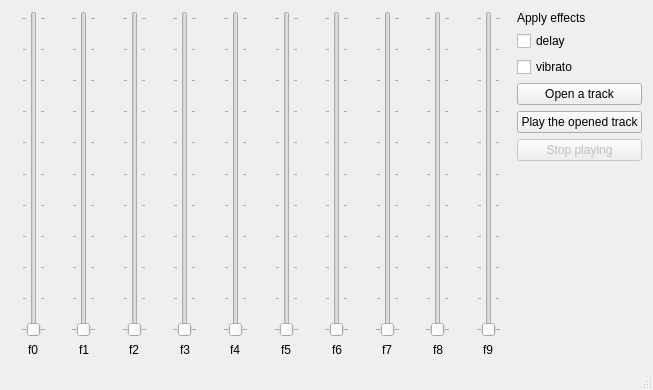
feakuru/fealizer, file mainwindow.ui: the form before one commit.
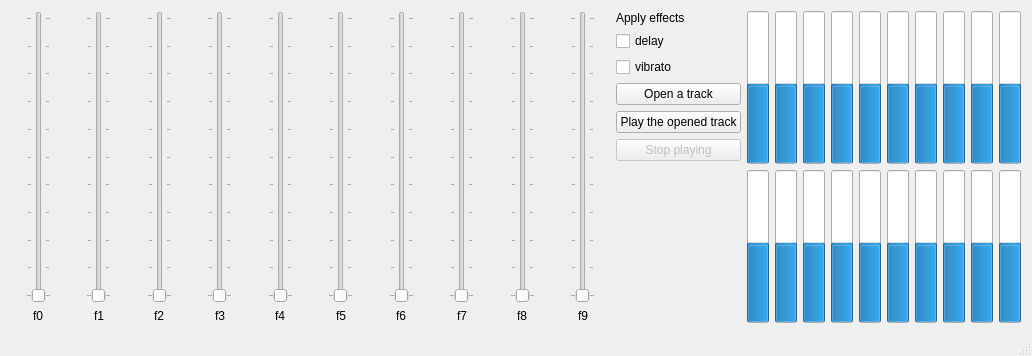
The form after the commit.

Patch:
```diff
--- a/mainwindow.ui
+++ b/mainwindow.ui
@@ -6,15 +6,15 @@
    <rect>
     <x>0</x>
     <y>0</y>
-    <width>653</width>
-    <height>390</height>
+    <width>1032</width>
+    <height>356</height>
    </rect>
   </property>
   <property name="windowTitle">
    <string>MainWindow</string>
   </property>
   <widget class="QWidget" name="centralWidget">
-   <layout class="QHBoxLayout" name="horizontalLayout">
+   <layout class="QHBoxLayout" name="horizontalLayout_3">
     <item>
      <layout class="QVBoxLayout" name="verticalLayout">
       <item alignment="Qt::AlignHCenter">
@@ -410,6 +410,698 @@
       </item>
      </layout>
     </item>
+    <item>
+     <layout class="QVBoxLayout" name="verticalLayout_12">
+      <item>
+       <layout class="QHBoxLayout" name="horizontalLayout">
+        <item>
+         <widget class="QProgressBar" name="oldIndicator">
+          <property name="sizePolicy">
+           <sizepolicy hsizetype="Fixed" vsizetype="Expanding">
+            <horstretch>0</horstretch>
+            <verstretch>0</verstretch>
+           </sizepolicy>
+          </property>
+          <property name="layoutDirection">
+           <enum>Qt::LeftToRight</enum>
+          </property>
+          <property name="minimum">
+           <number>-32767</number>
+          </property>
+          <property name="maximum">
+           <number>32767</number>
+          </property>
+          <property name="value">
+           <number>0</number>
+          </property>
+          <property name="alignment">
+           <set>Qt::AlignHCenter|Qt::AlignTop</set>
+          </property>
+          <property name="textVisible">
+           <bool>false</bool>
+          </property>
+          <property name="orientation">
+           <enum>Qt::Vertical</enum>
+          </property>
+          <property name="format">
+           <string>%p</string>
+          </property>
+         </widget>
+        </item>
+        <item>
+         <widget class="QProgressBar" name="oldIndicator_2">
+          <property name="sizePolicy">
+           <sizepolicy hsizetype="Fixed" vsizetype="Expanding">
+            <horstretch>0</horstretch>
+            <verstretch>0</verstretch>
+           </sizepolicy>
+          </property>
+          <property name="layoutDirection">
+           <enum>Qt::LeftToRight</enum>
+          </property>
+          <property name="minimum">
+           <number>-32767</number>
+          </property>
+          <property name="maximum">
+           <number>32767</number>
+          </property>
+          <property name="value">
+           <number>0</number>
+          </property>
+          <property name="alignment">
+           <set>Qt::AlignHCenter|Qt::AlignTop</set>
+          </property>
+          <property name="textVisible">
+           <bool>false</bool>
+          </property>
+          <property name="orientation">
+           <enum>Qt::Vertical</enum>
+          </property>
+          <property name="format">
+           <string>%p</string>
+          </property>
+         </widget>
+        </item>
+        <item>
+         <widget class="QProgressBar" name="oldIndicator_3">
+          <property name="sizePolicy">
+           <sizepolicy hsizetype="Fixed" vsizetype="Expanding">
+            <horstretch>0</horstretch>
+            <verstretch>0</verstretch>
+           </sizepolicy>
+          </property>
+          <property name="layoutDirection">
+           <enum>Qt::LeftToRight</enum>
+          </property>
+          <property name="minimum">
+           <number>-32767</number>
+          </property>
+          <property name="maximum">
+           <number>32767</number>
+          </property>
+          <property name="value">
+           <number>0</number>
+          </property>
+          <property name="alignment">
+           <set>Qt::AlignHCenter|Qt::AlignTop</set>
+          </property>
+          <property name="textVisible">
+           <bool>false</bool>
+          </property>
+          <property name="orientation">
+           <enum>Qt::Vertical</enum>
+          </property>
+          <property name="format">
+           <string>%p</string>
+          </property>
+         </widget>
+        </item>
+        <item>
+         <widget class="QProgressBar" name="oldIndicator_4">
+          <property name="sizePolicy">
+           <sizepolicy hsizetype="Fixed" vsizetype="Expanding">
+            <horstretch>0</horstretch>
+            <verstretch>0</verstretch>
+           </sizepolicy>
+          </property>
+          <property name="layoutDirection">
+           <enum>Qt::LeftToRight</enum>
+          </property>
+          <property name="minimum">
+           <number>-32767</number>
+          </property>
+          <property name="maximum">
+           <number>32767</number>
+          </property>
+          <property name="value">
+           <number>0</number>
+          </property>
+          <property name="alignment">
+           <set>Qt::AlignHCenter|Qt::AlignTop</set>
+          </property>
+          <property name="textVisible">
+           <bool>false</bool>
+          </property>
+          <property name="orientation">
+           <enum>Qt::Vertical</enum>
+          </property>
+          <property name="format">
+           <string>%p</string>
+          </property>
+         </widget>
+        </item>
+        <item>
+         <widget class="QProgressBar" name="oldIndicator_5">
+          <property name="sizePolicy">
+           <sizepolicy hsizetype="Fixed" vsizetype="Expanding">
+            <horstretch>0</horstretch>
+            <verstretch>0</verstretch>
+           </sizepolicy>
+          </property>
+          <property name="layoutDirection">
+           <enum>Qt::LeftToRight</enum>
+          </property>
+          <property name="minimum">
+           <number>-32767</number>
+          </property>
+          <property name="maximum">
+           <number>32767</number>
+          </property>
+          <property name="value">
+           <number>0</number>
+          </property>
+          <property name="alignment">
+           <set>Qt::AlignHCenter|Qt::AlignTop</set>
+          </property>
+          <property name="textVisible">
+           <bool>false</bool>
+          </property>
+          <property name="orientation">
+           <enum>Qt::Vertical</enum>
+          </property>
+          <property name="format">
+           <string>%p</string>
+          </property>
+         </widget>
+        </item>
+        <item>
+         <widget class="QProgressBar" name="oldIndicator_6">
+          <property name="sizePolicy">
+           <sizepolicy hsizetype="Fixed" vsizetype="Expanding">
+            <horstretch>0</horstretch>
+            <verstretch>0</verstretch>
+           </sizepolicy>
+          </property>
+          <property name="layoutDirection">
+           <enum>Qt::LeftToRight</enum>
+          </property>
+          <property name="minimum">
+           <number>-32767</number>
+          </property>
+          <property name="maximum">
+           <number>32767</number>
+          </property>
+          <property name="value">
+           <number>0</number>
+          </property>
+          <property name="alignment">
+           <set>Qt::AlignHCenter|Qt::AlignTop</set>
+          </property>
+          <property name="textVisible">
+           <bool>false</bool>
+          </property>
+          <property name="orientation">
+           <enum>Qt::Vertical</enum>
+          </property>
+          <property name="format">
+           <string>%p</string>
+          </property>
+         </widget>
+        </item>
+        <item>
+         <widget class="QProgressBar" name="oldIndicator_7">
+          <property name="sizePolicy">
+           <sizepolicy hsizetype="Fixed" vsizetype="Expanding">
+            <horstretch>0</horstretch>
+            <verstretch>0</verstretch>
+           </sizepolicy>
+          </property>
+          <property name="layoutDirection">
+           <enum>Qt::LeftToRight</enum>
+          </property>
+          <property name="minimum">
+           <number>-32767</number>
+          </property>
+          <property name="maximum">
+           <number>32767</number>
+          </property>
+          <property name="value">
+           <number>0</number>
+          </property>
+          <property name="alignment">
+           <set>Qt::AlignHCenter|Qt::AlignTop</set>
+          </property>
+          <property name="textVisible">
+           <bool>false</bool>
+          </property>
+          <property name="orientation">
+           <enum>Qt::Vertical</enum>
+          </property>
+          <property name="format">
+           <string>%p</string>
+          </property>
+         </widget>
+        </item>
+        <item>
+         <widget class="QProgressBar" name="oldIndicator_8">
+          <property name="sizePolicy">
+           <sizepolicy hsizetype="Fixed" vsizetype="Expanding">
+            <horstretch>0</horstretch>
+            <verstretch>0</verstretch>
+           </sizepolicy>
+          </property>
+          <property name="layoutDirection">
+           <enum>Qt::LeftToRight</enum>
+          </property>
+          <property name="minimum">
+           <number>-32767</number>
+          </property>
+          <property name="maximum">
+           <number>32767</number>
+          </property>
+          <property name="value">
+           <number>0</number>
+          </property>
+          <property name="alignment">
+           <set>Qt::AlignHCenter|Qt::AlignTop</set>
+          </property>
+          <property name="textVisible">
+           <bool>false</bool>
+          </property>
+          <property name="orientation">
+           <enum>Qt::Vertical</enum>
+          </property>
+          <property name="format">
+           <string>%p</string>
+          </property>
+         </widget>
+        </item>
+        <item>
+         <widget class="QProgressBar" name="oldIndicator_9">
+          <property name="sizePolicy">
+           <sizepolicy hsizetype="Fixed" vsizetype="Expanding">
+            <horstretch>0</horstretch>
+            <verstretch>0</verstretch>
+           </sizepolicy>
+          </property>
+          <property name="layoutDirection">
+           <enum>Qt::LeftToRight</enum>
+          </property>
+          <property name="minimum">
+           <number>-32767</number>
+          </property>
+          <property name="maximum">
+           <number>32767</number>
+          </property>
+          <property name="value">
+           <number>0</number>
+          </property>
+          <property name="alignment">
+           <set>Qt::AlignHCenter|Qt::AlignTop</set>
+          </property>
+          <property name="textVisible">
+           <bool>false</bool>
+          </property>
+          <property name="orientation">
+           <enum>Qt::Vertical</enum>
+          </property>
+          <property name="format">
+           <string>%p</string>
+          </property>
+         </widget>
+        </item>
+        <item>
+         <widget class="QProgressBar" name="oldIndicator_10">
+          <property name="sizePolicy">
+           <sizepolicy hsizetype="Fixed" vsizetype="Expanding">
+            <horstretch>0</horstretch>
+            <verstretch>0</verstretch>
+           </sizepolicy>
+          </property>
+          <property name="layoutDirection">
+           <enum>Qt::LeftToRight</enum>
+          </property>
+          <property name="minimum">
+           <number>-32767</number>
+          </property>
+          <property name="maximum">
+           <number>32767</number>
+          </property>
+          <property name="value">
+           <number>0</number>
+          </property>
+          <property name="alignment">
+           <set>Qt::AlignHCenter|Qt::AlignTop</set>
+          </property>
+          <property name="textVisible">
+           <bool>false</bool>
+          </property>
+          <property name="orientation">
+           <enum>Qt::Vertical</enum>
+          </property>
+          <property name="format">
+           <string>%p</string>
+          </property>
+         </widget>
+        </item>
+       </layout>
+      </item>
+      <item>
+       <layout class="QHBoxLayout" name="horizontalLayout_2">
+        <item>
+         <widget class="QProgressBar" name="newIndicator">
+          <property name="sizePolicy">
+           <sizepolicy hsizetype="Fixed" vsizetype="Expanding">
+            <horstretch>0</horstretch>
+            <verstretch>0</verstretch>
+           </sizepolicy>
+          </property>
+          <property name="layoutDirection">
+           <enum>Qt::LeftToRight</enum>
+          </property>
+          <property name="minimum">
+           <number>-32767</number>
+          </property>
+          <property name="maximum">
+           <number>32767</number>
+          </property>
+          <property name="value">
+           <number>0</number>
+          </property>
+          <property name="alignment">
+           <set>Qt::AlignHCenter|Qt::AlignTop</set>
+          </property>
+          <property name="textVisible">
+           <bool>false</bool>
+          </property>
+          <property name="orientation">
+           <enum>Qt::Vertical</enum>
+          </property>
+          <property name="format">
+           <string>%p</string>
+          </property>
+         </widget>
+        </item>
+        <item>
+         <widget class="QProgressBar" name="newIndicator_2">
+          <property name="sizePolicy">
+           <sizepolicy hsizetype="Fixed" vsizetype="Expanding">
+            <horstretch>0</horstretch>
+            <verstretch>0</verstretch>
+           </sizepolicy>
+          </property>
+          <property name="layoutDirection">
+           <enum>Qt::LeftToRight</enum>
+          </property>
+          <property name="minimum">
+           <number>-32767</number>
+          </property>
+          <property name="maximum">
+           <number>32767</number>
+          </property>
+          <property name="value">
+           <number>0</number>
+          </property>
+          <property name="alignment">
+           <set>Qt::AlignHCenter|Qt::AlignTop</set>
+          </property>
+          <property name="textVisible">
+           <bool>false</bool>
+          </property>
+          <property name="orientation">
+           <enum>Qt::Vertical</enum>
+          </property>
+          <property name="format">
+           <string>%p</string>
+          </property>
+         </widget>
+        </item>
+        <item>
+         <widget class="QProgressBar" name="newIndicator_3">
+          <property name="sizePolicy">
+           <sizepolicy hsizetype="Fixed" vsizetype="Expanding">
+            <horstretch>0</horstretch>
+            <verstretch>0</verstretch>
+           </sizepolicy>
+          </property>
+          <property name="layoutDirection">
+           <enum>Qt::LeftToRight</enum>
+          </property>
+          <property name="minimum">
+           <number>-32767</number>
+          </property>
+          <property name="maximum">
+           <number>32767</number>
+          </property>
+          <property name="value">
+           <number>0</number>
+          </property>
+          <property name="alignment">
+           <set>Qt::AlignHCenter|Qt::AlignTop</set>
+          </property>
+          <property name="textVisible">
+           <bool>false</bool>
+          </property>
+          <property name="orientation">
+           <enum>Qt::Vertical</enum>
+          </property>
+          <property name="format">
+           <string>%p</string>
+          </property>
+         </widget>
+        </item>
+        <item>
+         <widget class="QProgressBar" name="newIndicator_4">
+          <property name="sizePolicy">
+           <sizepolicy hsizetype="Fixed" vsizetype="Expanding">
+            <horstretch>0</horstretch>
+            <verstretch>0</verstretch>
+           </sizepolicy>
+          </property>
+          <property name="layoutDirection">
+           <enum>Qt::LeftToRight</enum>
+          </property>
+          <property name="minimum">
+           <number>-32767</number>
+          </property>
+          <property name="maximum">
+           <number>32767</number>
+          </property>
+          <property name="value">
+           <number>0</number>
+          </property>
+          <property name="alignment">
+           <set>Qt::AlignHCenter|Qt::AlignTop</set>
+          </property>
+          <property name="textVisible">
+           <bool>false</bool>
+          </property>
+          <property name="orientation">
+           <enum>Qt::Vertical</enum>
+          </property>
+          <property name="format">
+           <string>%p</string>
+          </property>
+         </widget>
+        </item>
+        <item>
+         <widget class="QProgressBar" name="newIndicator_5">
+          <property name="sizePolicy">
+           <sizepolicy hsizetype="Fixed" vsizetype="Expanding">
+            <horstretch>0</horstretch>
+            <verstretch>0</verstretch>
+           </sizepolicy>
+          </property>
+          <property name="layoutDirection">
+           <enum>Qt::LeftToRight</enum>
+          </property>
+          <property name="minimum">
+           <number>-32767</number>
+          </property>
+          <property name="maximum">
+           <number>32767</number>
+          </property>
+          <property name="value">
+           <number>0</number>
+          </property>
+          <property name="alignment">
+           <set>Qt::AlignHCenter|Qt::AlignTop</set>
+          </property>
+          <property name="textVisible">
+           <bool>false</bool>
+          </property>
+          <property name="orientation">
+           <enum>Qt::Vertical</enum>
+          </property>
+          <property name="format">
+           <string>%p</string>
+          </property>
+         </widget>
+        </item>
+        <item>
+         <widget class="QProgressBar" name="newIndicator_6">
+          <property name="sizePolicy">
+           <sizepolicy hsizetype="Fixed" vsizetype="Expanding">
+            <horstretch>0</horstretch>
+            <verstretch>0</verstretch>
+           </sizepolicy>
+          </property>
+          <property name="layoutDirection">
+           <enum>Qt::LeftToRight</enum>
+          </property>
+          <property name="minimum">
+           <number>-32767</number>
+          </property>
+          <property name="maximum">
+           <number>32767</number>
+          </property>
+          <property name="value">
+           <number>0</number>
+          </property>
+          <property name="alignment">
+           <set>Qt::AlignHCenter|Qt::AlignTop</set>
+          </property>
+          <property name="textVisible">
+           <bool>false</bool>
+          </property>
+          <property name="orientation">
+           <enum>Qt::Vertical</enum>
+          </property>
+          <property name="format">
+           <string>%p</string>
+          </property>
+         </widget>
+        </item>
+        <item>
+         <widget class="QProgressBar" name="newIndicator_7">
+          <property name="sizePolicy">
+           <sizepolicy hsizetype="Fixed" vsizetype="Expanding">
+            <horstretch>0</horstretch>
+            <verstretch>0</verstretch>
+           </sizepolicy>
+          </property>
+          <property name="layoutDirection">
+           <enum>Qt::LeftToRight</enum>
+          </property>
+          <property name="minimum">
+           <number>-32767</number>
+          </property>
+          <property name="maximum">
+           <number>32767</number>
+          </property>
+          <property name="value">
+           <number>0</number>
+          </property>
+          <property name="alignment">
+           <set>Qt::AlignHCenter|Qt::AlignTop</set>
+          </property>
+          <property name="textVisible">
+           <bool>false</bool>
+          </property>
+          <property name="orientation">
+           <enum>Qt::Vertical</enum>
+          </property>
+          <property name="format">
+           <string>%p</string>
+          </property>
+         </widget>
+        </item>
+        <item>
+         <widget class="QProgressBar" name="newIndicator_8">
+          <property name="sizePolicy">
+           <sizepolicy hsizetype="Fixed" vsizetype="Expanding">
+            <horstretch>0</horstretch>
+            <verstretch>0</verstretch>
+           </sizepolicy>
+          </property>
+          <property name="layoutDirection">
+           <enum>Qt::LeftToRight</enum>
+          </property>
+          <property name="minimum">
+           <number>-32767</number>
+          </property>
+          <property name="maximum">
+           <number>32767</number>
+          </property>
+          <property name="value">
+           <number>0</number>
+          </property>
+          <property name="alignment">
+           <set>Qt::AlignHCenter|Qt::AlignTop</set>
+          </property>
+          <property name="textVisible">
+           <bool>false</bool>
+          </property>
+          <property name="orientation">
+           <enum>Qt::Vertical</enum>
+          </property>
+          <property name="format">
+           <string>%p</string>
+          </property>
+         </widget>
+        </item>
+        <item>
+         <widget class="QProgressBar" name="newIndicator_9">
+          <property name="sizePolicy">
+           <sizepolicy hsizetype="Fixed" vsizetype="Expanding">
+            <horstretch>0</horstretch>
+            <verstretch>0</verstretch>
+           </sizepolicy>
+          </property>
+          <property name="layoutDirection">
+           <enum>Qt::LeftToRight</enum>
+          </property>
+          <property name="minimum">
+           <number>-32767</number>
+          </property>
+          <property name="maximum">
+           <number>32767</number>
+          </property>
+          <property name="value">
+           <number>0</number>
+          </property>
+          <property name="alignment">
+           <set>Qt::AlignHCenter|Qt::AlignTop</set>
+          </property>
+          <property name="textVisible">
+           <bool>false</bool>
+          </property>
+          <property name="orientation">
+           <enum>Qt::Vertical</enum>
+          </property>
+          <property name="format">
+           <string>%p</string>
+          </property>
+         </widget>
+        </item>
+        <item>
+         <widget class="QProgressBar" name="newIndicator_10">
+          <property name="sizePolicy">
+           <sizepolicy hsizetype="Fixed" vsizetype="Expanding">
+            <horstretch>0</horstretch>
+            <verstretch>0</verstretch>
+           </sizepolicy>
+          </property>
+          <property name="layoutDirection">
+           <enum>Qt::LeftToRight</enum>
+          </property>
+          <property name="minimum">
+           <number>-32767</number>
+          </property>
+          <property name="maximum">
+           <number>32767</number>
+          </property>
+          <property name="value">
+           <number>0</number>
+          </property>
+          <property name="alignment">
+           <set>Qt::AlignHCenter|Qt::AlignTop</set>
+          </property>
+          <property name="textVisible">
+           <bool>false</bool>
+          </property>
+          <property name="orientation">
+           <enum>Qt::Vertical</enum>
+          </property>
+          <property name="format">
+           <string>%p</string>
+          </property>
+         </widget>
+        </item>
+       </layout>
+      </item>
+     </layout>
+    </item>
    </layout>
    <zorder></zorder>
   </widget>
```
Left out of the diff: 20 changed lines with no effect on the pictures.
